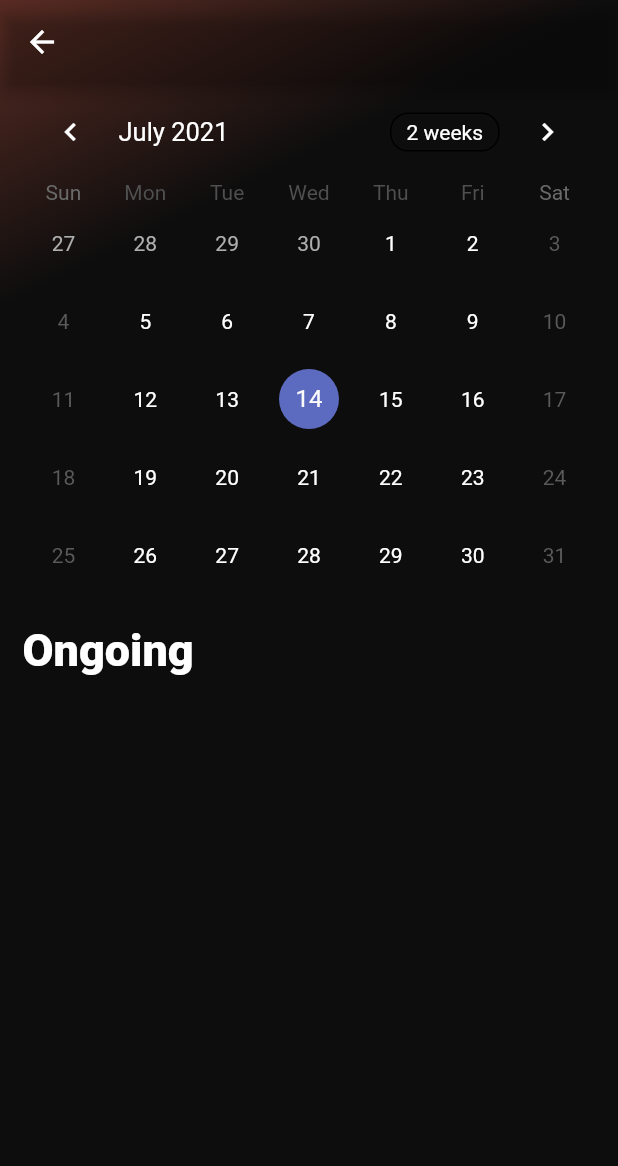
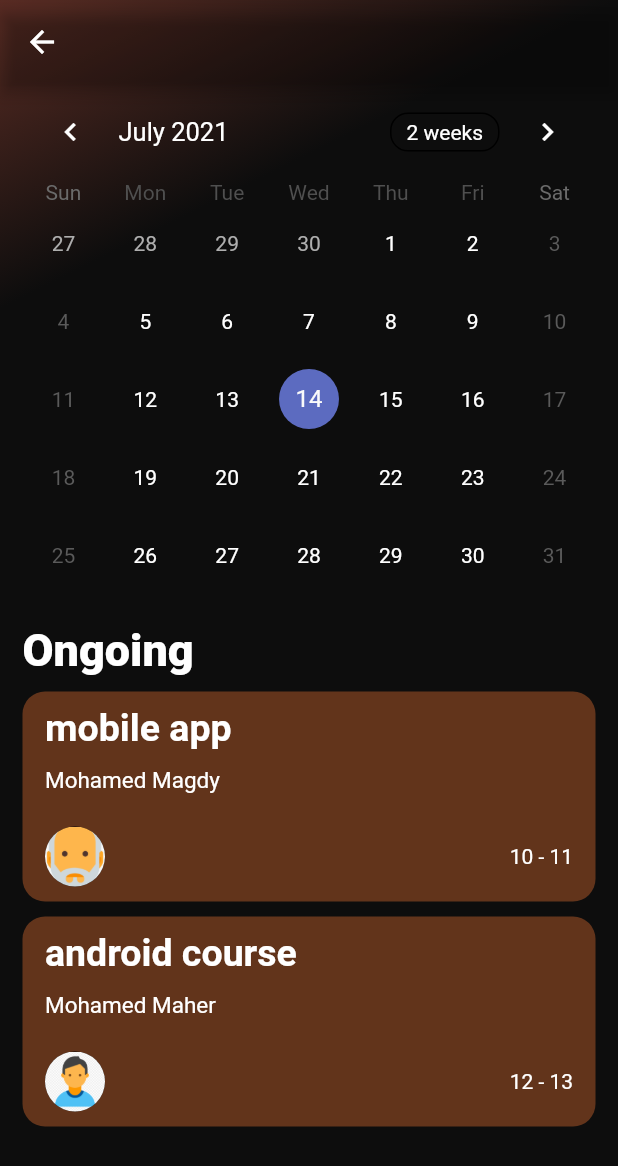
Before and after one commit to MohamedMagdy07/dribbble_task_management, a Flutter app: the CalenderScreen screen opened directly, on a phone screen of 412 x 824 dp. Shown: the top 1166 px of the screen. Run offline on Flutter 3.47's test engine with Material 2 defaults, Android fonts, the phone set to English and light mode, and no system bars; drawn by our look-alikes of table_calendar; our stand-ins replace hexcolor; network calls fail.

Commit message:
Initial commit

```diff
--- a/lib/models/task.dart
+++ b/lib/models/task.dart
@@ -1,5 +1,7 @@
 import 'package:dribbble_task_management/models/person.dart';
 import 'package:flutter/material.dart';
+
+
 
 class Task {
   Person person;
@@ -14,7 +16,6 @@ class Task {
     @required this.title,
     @required this.startDate,
     @required this.endDate,
-
 });
 
 }
--- a/lib/modules/calandar/calendar.dart
+++ b/lib/modules/calandar/calendar.dart
@@ -65,7 +65,7 @@ class _CalenderScreenState extends State<CalenderScreen> {
               Expanded(
                 child: ListView.separated(
                     itemBuilder: (context,index)=>defaultTask(
-                      task: taskEvents.where((element) => element.startDate.day == selectedDay.day).toList()[index],
+                      task: taskEvents.where((element) => (element.startDate.day == selectedDay.day||element.endDate.day==selectedDay.day)&&element.isDone==false).toList()[index],
                       gradientColor1: HexColor('#62341b'),
                       gradientColor2: HexColor('#62341b'),
                     ),
@@ -73,7 +73,7 @@ class _CalenderScreenState extends State<CalenderScreen> {
                       width: double.infinity,
                       height: 10,
                     ),
-                    itemCount: taskEvents.where((element) => element.startDate.day == selectedDay.day).toList().length,
+                    itemCount: taskEvents.where((element) => (element.startDate.day == selectedDay.day||element.endDate.day==selectedDay.day)&&element.isDone==false).toList().length,
                 ),
               ),
             ],
--- a/lib/shared/components/components.dart
+++ b/lib/shared/components/components.dart
@@ -56,7 +56,7 @@ Widget defaultTask ({
               ),
               Spacer(),
               Text(
-                'Now',
+                '${task.startDate.hour} - ${task.endDate.hour}',
                 maxLines: 1,
                 overflow: TextOverflow.ellipsis,
               ),
--- a/lib/sources/data.dart
+++ b/lib/sources/data.dart
@@ -9,7 +9,7 @@ List<Person> worker = [
   ),
   Person(
     id: '2',
-    name: 'Maha Magdy',
+    name: 'Mahmoud Magdy',
     photo: 'assets/Worker.png',
   ),
   Person(
@@ -24,29 +24,29 @@ List<Person> worker = [
   ),
   Person(
     id: '5',
-    name: 'Mona Ebrahim',
+    name: 'Kareem Mahmoud',
     photo: 'assets/Worker.png',
   ),
 ];
 
 List<Task> taskEvents = [
   Task(
-    startDate: DateTime(2021,7,13,9),
-    endDate: DateTime(2021,7,13,15),
+    startDate: DateTime.now(),
+    endDate: DateTime.utc(DateTime.now().year,DateTime.now().month,DateTime.now().day,(DateTime.now().hour+1)),
     isDone: false,
     person: worker[0],
     title: 'mobile app',
   ),
   Task(
-    startDate: DateTime(2021,7,13,9),
-    endDate: DateTime(2021,7,13,15),
-    isDone: false,
+    startDate: DateTime.utc(DateTime.now().year,DateTime.now().month,DateTime.now().day,(DateTime.now().hour+1)),
+    endDate:DateTime.utc(DateTime.now().year,DateTime.now().month,DateTime.now().day,(DateTime.now().hour+2)),
+    isDone: true,
     person: worker[2],
     title: 'mobile game',
   ),
   Task(
-    startDate: DateTime(2021,7,13,9),
-    endDate: DateTime(2021,7,13,15),
+    startDate: DateTime.utc(DateTime.now().year,DateTime.now().month,DateTime.now().day,(DateTime.now().hour+2)),
+    endDate: DateTime.utc(DateTime.now().year,DateTime.now().month,DateTime.now().day,(DateTime.now().hour+3)),
     isDone: false,
     person: worker[3],
     title: 'android course',
--- a/pubspec.yaml
+++ b/pubspec.yaml
@@ -34,7 +34,6 @@ dev_dependencies:
     sdk: flutter
 
   hexcolor: ^2.0.4
-
   table_calendar: ^3.0.1
 
 
```
